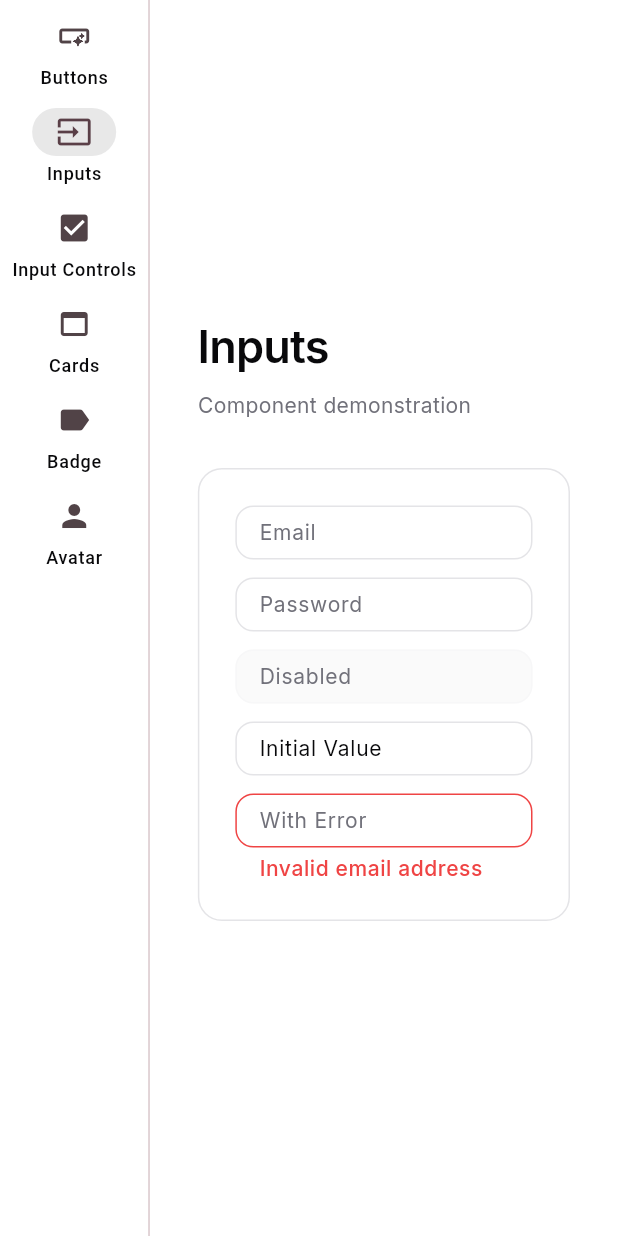
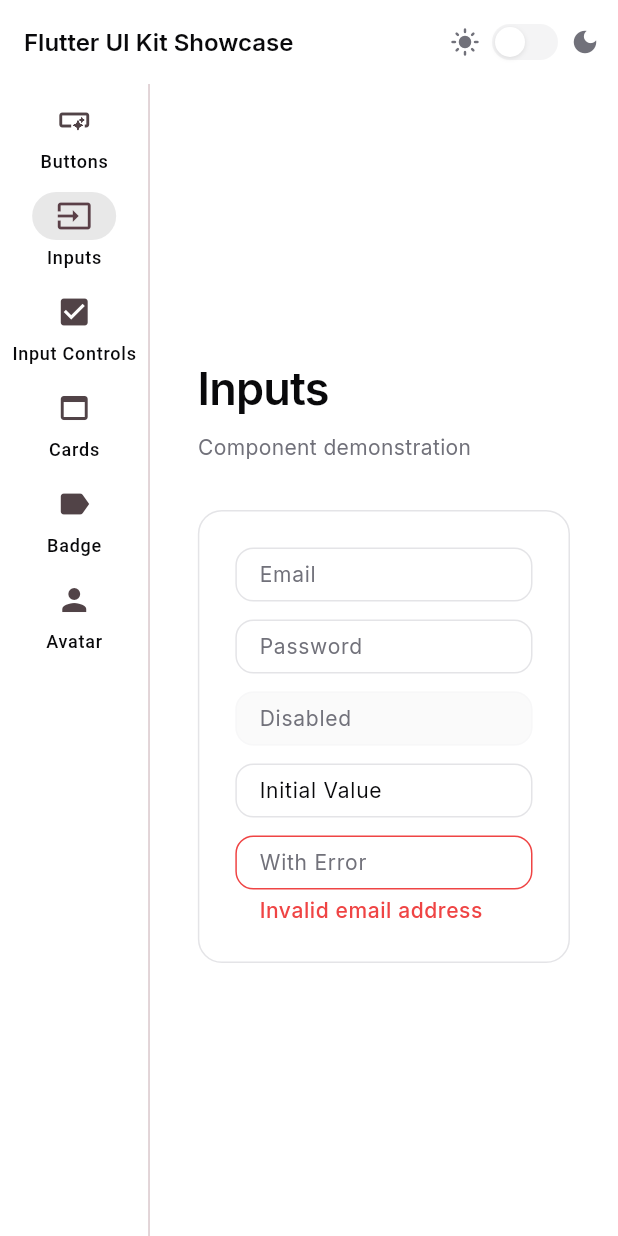
Before and after one commit to NastMz/flutter-ui-kit, a Flutter app: the screen it shows after launch, after a tap on "Inputs", on a phone screen of 412 x 824 dp. Run offline on Flutter 3.47's test engine with Material 3 defaults, Android fonts, the phone set to English and light mode, and no system bars; our stand-ins replace google_fonts.

Commit message:
feat: implement dark mode toggle in ShowcaseApp; update theme handling and UI layout for improved user experience

```diff
--- a/apps/showcase/lib/main.dart
+++ b/apps/showcase/lib/main.dart
@@ -13,8 +13,21 @@ void main() {
   runApp(const ShowcaseApp());
 }
 
-class ShowcaseApp extends StatelessWidget {
+class ShowcaseApp extends StatefulWidget {
   const ShowcaseApp({super.key});
+
+  @override
+  State<ShowcaseApp> createState() => _ShowcaseAppState();
+}
+
+class _ShowcaseAppState extends State<ShowcaseApp> {
+  bool _isDarkMode = false;
+
+  void _toggleTheme() {
+    setState(() {
+      _isDarkMode = !_isDarkMode;
+    });
+  }
 
   @override
   Widget build(BuildContext context) {
@@ -24,20 +37,35 @@ class ShowcaseApp extends StatelessWidget {
       theme: UiTheme.applyTo(
         ThemeData(
           useMaterial3: true,
-          colorScheme: ColorScheme.fromSeed(seedColor: Colors.black),
+          colorScheme: ColorScheme.fromSeed(
+            seedColor: Colors.black,
+            brightness: _isDarkMode ? Brightness.dark : Brightness.light,
+          ),
         ),
-        UiThemeData.light(
-          fontSans: GoogleFonts.inter(),
-          fontMono: GoogleFonts.jetBrainsMono(),
-        ),
+        _isDarkMode
+            ? UiThemeData.dark(
+                fontSans: GoogleFonts.inter(),
+                fontMono: GoogleFonts.jetBrainsMono(),
+              )
+            : UiThemeData.light(
+                fontSans: GoogleFonts.inter(),
+                fontMono: GoogleFonts.jetBrainsMono(),
+              ),
       ),
-      home: const ShowcaseHome(),
+      home: ShowcaseHome(isDarkMode: _isDarkMode, onToggleTheme: _toggleTheme),
     );
   }
 }
 
 class ShowcaseHome extends StatefulWidget {
-  const ShowcaseHome({super.key});
+  final bool isDarkMode;
+  final VoidCallback onToggleTheme;
+
+  const ShowcaseHome({
+    super.key,
+    required this.isDarkMode,
+    required this.onToggleTheme,
+  });
 
   @override
   State<ShowcaseHome> createState() => _ShowcaseHomeState();
@@ -65,6 +93,39 @@ class _ShowcaseHomeState extends State<ShowcaseHome> {
 
     return Scaffold(
       backgroundColor: ui.colors.background,
+      appBar: AppBar(
+        backgroundColor: ui.colors.background,
+        elevation: 0,
+        title: Text(
+          'Flutter UI Kit Showcase',
+          style: ui.typography.title.copyWith(color: ui.colors.foreground),
+        ),
+        actions: [
+          UiInset(
+            horizontal: UiSpacing.md,
+            child: HStack(
+              gap: UiSpacing.sm,
+              crossAxisAlignment: CrossAxisAlignment.center,
+              children: [
+                Icon(
+                  Icons.light_mode,
+                  size: 20,
+                  color: ui.colors.mutedForeground,
+                ),
+                UiSwitch(
+                  value: widget.isDarkMode,
+                  onChanged: (_) => widget.onToggleTheme(),
+                ),
+                Icon(
+                  Icons.dark_mode,
+                  size: 20,
+                  color: ui.colors.mutedForeground,
+                ),
+              ],
+            ),
+          ),
+        ],
+      ),
       body: Row(
         children: [
           NavigationRail(
--- a/packages/components/lib/surfaces/avatar/ui_avatar.dart
+++ b/packages/components/lib/surfaces/avatar/ui_avatar.dart
@@ -140,8 +140,12 @@ class UiAvatarGroup extends StatelessWidget {
       return const SizedBox.shrink();
     }
 
+    final borderWidth = 2.0;
+    final totalWidth = avatars.length * (size.size - overlap) + overlap;
+
     return SizedBox(
-      height: size.size,
+      width: totalWidth + borderWidth * 2,
+      height: size.size + borderWidth * 2,
       child: Stack(
         children: [
           for (int i = 0; i < avatars.length; i++)
@@ -150,7 +154,7 @@ class UiAvatarGroup extends StatelessWidget {
               child: Container(
                 decoration: BoxDecoration(
                   shape: BoxShape.circle,
-                  border: Border.all(color: Colors.white, width: 2),
+                  border: Border.all(color: Colors.white, width: borderWidth),
                 ),
                 child: avatars[i],
               ),
```
